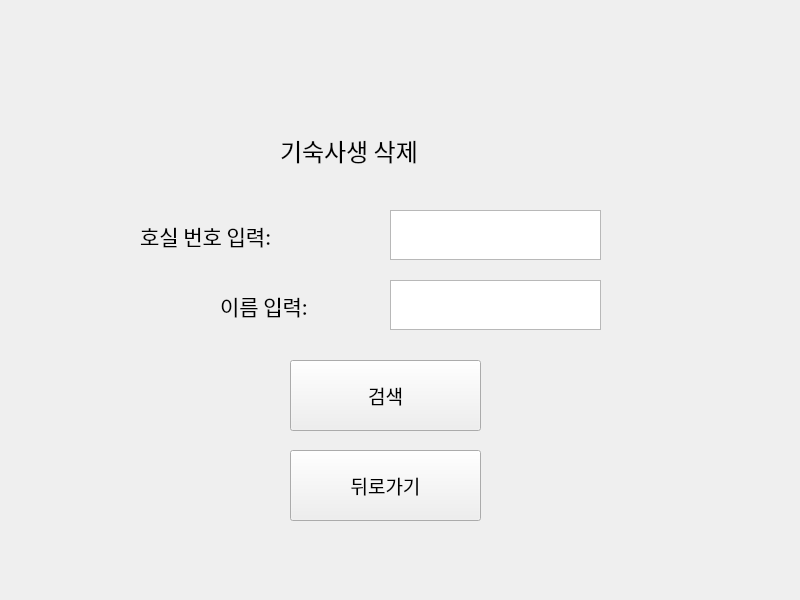
Above: delete.ui from Hyemin-12/goingout-journal before the change. Below: the same form after it.
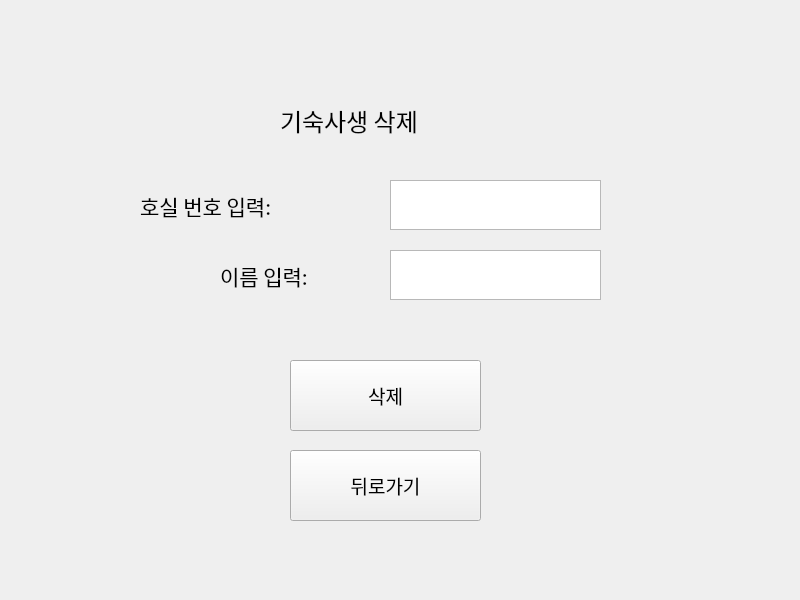
That is the form after the change.

Commit message: 기숙사생 추가 / 삭제 기능 구현

What changed in the file:
```diff
--- a/delete.ui
+++ b/delete.ui
@@ -17,7 +17,7 @@
    <property name="geometry">
     <rect>
      <x>140</x>
-     <y>210</y>
+     <y>180</y>
      <width>251</width>
      <height>51</height>
     </rect>
@@ -36,7 +36,7 @@
    <property name="geometry">
     <rect>
      <x>390</x>
-     <y>280</y>
+     <y>250</y>
      <width>211</width>
      <height>50</height>
     </rect>
@@ -52,7 +52,7 @@
    <property name="geometry">
     <rect>
      <x>280</x>
-     <y>130</y>
+     <y>100</y>
      <width>231</width>
      <height>41</height>
     </rect>
@@ -71,7 +71,7 @@
    <property name="geometry">
     <rect>
      <x>220</x>
-     <y>280</y>
+     <y>250</y>
      <width>171</width>
      <height>51</height>
     </rect>
@@ -102,14 +102,14 @@
     </font>
    </property>
    <property name="text">
-    <string>검색</string>
+    <string>삭제</string>
    </property>
   </widget>
   <widget class="QPlainTextEdit" name="plainTextEdit_2">
    <property name="geometry">
     <rect>
      <x>390</x>
-     <y>210</y>
+     <y>180</y>
      <width>211</width>
      <height>50</height>
     </rect>
```
Left out of the diff: 22 changed lines with no effect on the pictures. The commit also changes 5 other files.
